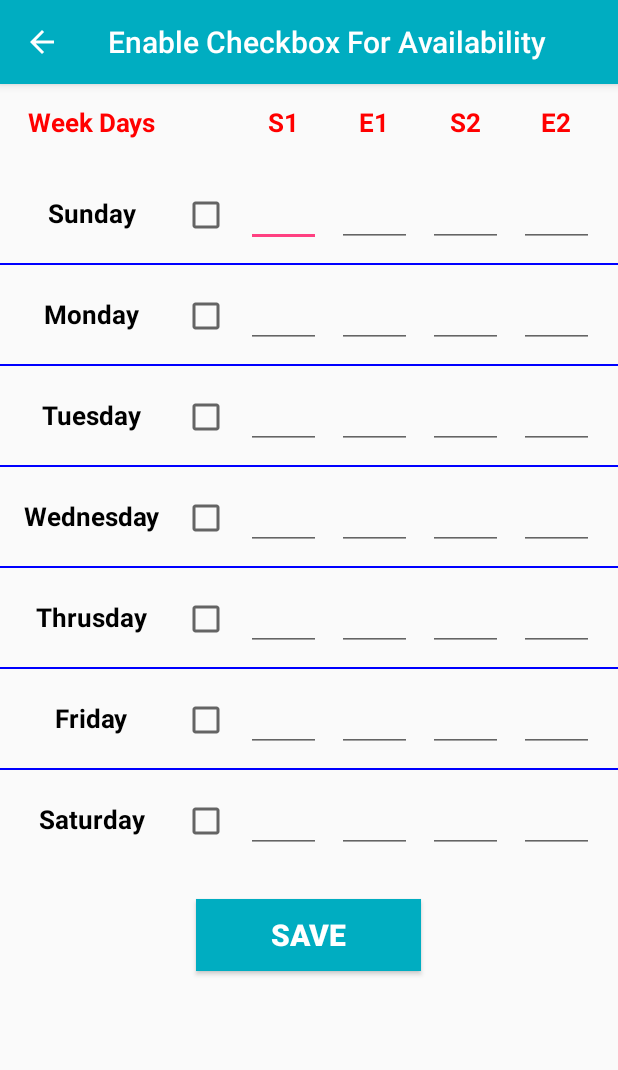
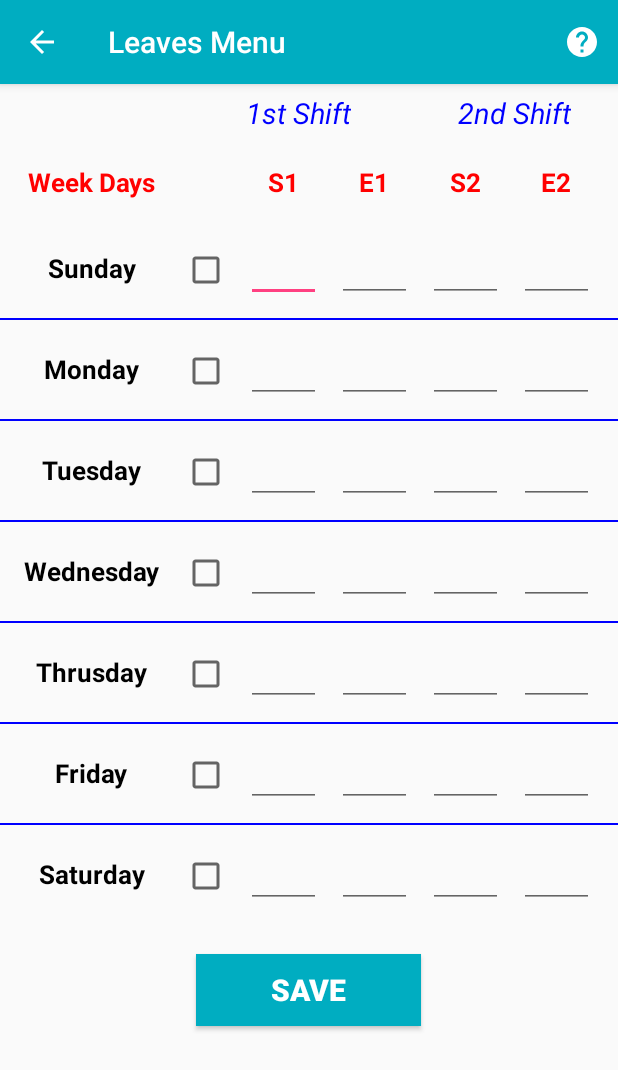
Before and after one commit to Ritika94168/DoctorFinderApp, an Android app: the WeekDaysAvailability screen opened directly, with no data from a screen before it, on a phone screen of 412 x 824 dp. Shown: the top 1070 px of the screen. Run offline under Robolectric (Android 15) with nearby library versions, the phone set to English and light mode, and no system bars; 3 statements that could not run were skipped.

Commit message:
Final Changes ggsskg

```diff
--- a/app/src/main/java/com/anshul/doctorfinder/DoctorPersonalDetails.java
+++ b/app/src/main/java/com/anshul/doctorfinder/DoctorPersonalDetails.java
@@ -377,7 +377,6 @@ public class DoctorPersonalDetails extends AppCompatActivity implements AdapterV
             bmp.compress(Bitmap.CompressFormat.PNG, 0, baos);
             byte[] imageBytes = baos.toByteArray();
             encodedImage = Base64.encodeToString(imageBytes, Base64.DEFAULT);
-
         }
         return encodedImage;
     }
--- a/app/src/main/java/com/anshul/doctorfinder/MyListAdapter.java
+++ b/app/src/main/java/com/anshul/doctorfinder/MyListAdapter.java
@@ -197,13 +197,12 @@ public class MyListAdapter extends BaseAdapter implements Filterable {
         ViewHolder holder;
         LayoutInflater inflater = context.getLayoutInflater();
 
+
         if (convertView == null) {
             convertView = inflater.inflate(R.layout.my_list1, null);
             holder = new ViewHolder();
             holder.image = (ImageView) convertView.findViewById(R.id.doctorImage);
-//            holder.creadteddate = (TextView) convertView.findViewById(R.id.created_date);
             holder.name = (TextView) convertView.findViewById(R.id.doctorName);
-
             holder.Specialization = (TextView) convertView.findViewById(R.id.doctorSpecialization);
             holder.description = (TextView) convertView.findViewById(R.id.doctorDescription);
             holder.address = (TextView) convertView.findViewById(R.id.doctorAddress);
--- a/app/src/main/java/com/anshul/doctorfinder/PatientLoginScreen.java
+++ b/app/src/main/java/com/anshul/doctorfinder/PatientLoginScreen.java
@@ -242,7 +242,7 @@ public class PatientLoginScreen extends AppCompatActivity {
         protected void onPostExecute(String result) {
 
             //this method will be running on UI thread
-
+//Toast.makeText(getApplicationContext(),result,Toast.LENGTH_LONG).show();
             if (dialog.isShowing()) {
                 dialog.dismiss();
             }
--- a/app/src/main/java/com/anshul/doctorfinder/WelcomeActivity.java
+++ b/app/src/main/java/com/anshul/doctorfinder/WelcomeActivity.java
@@ -201,6 +201,7 @@ public class WelcomeActivity extends AppCompatActivity {
         ps2 = sharedpreferences.getString("Username1", "");
         ps3 = sharedpreferences.getString("Password1", "");
         ps4 = sharedpreferences.getString("pid", "");
+      //  Toast.makeText(getApplicationContext(),ps4,Toast.LENGTH_LONG).show();
 
 
 //
--- a/app/src/main/res/layout/activity_week_days_availability.xml
+++ b/app/src/main/res/layout/activity_week_days_availability.xml
@@ -15,11 +15,80 @@
         android:orientation="vertical"
         android:paddingBottom="35dp"
         android:id="@+id/llll">
-
         <LinearLayout
             android:layout_width="match_parent"
             android:layout_height="wrap_content"
-            android:layout_margin="5dp"
+            android:layout_marginLeft="5dp"
+            android:layout_marginRight="5dp"
+            android:layout_marginBottom="1dp"
+            android:orientation="horizontal">
+            <TextView
+                android:layout_width="100dp"
+                android:layout_height="wrap_content"
+                android:textStyle="bold"
+                android:textAlignment="center"
+                android:text="Week Days"
+                android:visibility="invisible"
+                android:textColor="#ff0000"
+                android:textSize="17sp"
+                android:layout_margin="5dp"/>
+
+            <CheckBox
+                android:layout_width="wrap_content"
+                android:layout_height="wrap_content"
+                android:textStyle="bold"
+                android:visibility="invisible"
+                android:layout_margin="5dp"
+                />
+
+            <TextView
+                android:layout_width="wrap_content"
+                android:layout_height="wrap_content"
+                android:textStyle="italic"
+                android:textAlignment="center"
+                android:text="1st Shift"
+                android:textColor="#0000ff"
+                android:textSize="19sp"
+                android:layout_margin="5dp"/>
+
+            <TextView
+                android:layout_width="50dp"
+                android:layout_height="wrap_content"
+                android:textStyle="bold"
+                android:textAlignment="center"
+                android:text=""
+                android:textColor="#ff0000"
+                android:textSize="17sp"
+                android:layout_margin="5dp"/>
+
+            <TextView
+                android:layout_width="wrap_content"
+                android:layout_height="wrap_content"
+                android:textStyle="italic"
+                android:textAlignment="center"
+                android:text="2nd Shift"
+                android:textColor="#0000ff"
+                android:textSize="19sp"
+                android:layout_margin="5dp"/>
+
+            <TextView
+                android:layout_width="50dp"
+                android:layout_height="wrap_content"
+                android:textStyle="bold"
+                android:textAlignment="center"
+                android:text=""
+                android:textColor="#ff0000"
+                android:textSize="17sp"
+                android:layout_margin="5dp"/>
+
+        </LinearLayout>
+        <LinearLayout
+            android:layout_width="match_parent"
+            android:layout_height="wrap_content"
+            android:layout_marginLeft="5dp"
+            android:layout_marginRight="5dp"
+            android:layout_marginTop="1dp"
+            android:layout_marginBottom="2dp"
             android:orientation="horizontal">
             <TextView
                 android:layout_width="100dp"
--- /dev/null
+++ b/app/src/main/res/menu/weekdaysmenu.xml
@@ -0,0 +1,24 @@
+<?xml version="1.0" encoding="utf-8"?>
+<menu xmlns:android="http://schemas.android.com/apk/res/android"
+    xmlns:app="http://schemas.android.com/apk/res-auto">
+
+    <!--<item-->
+    <!--android:id="@+id/action_alarm_on"-->
+    <!--android:orderInCategory="100"-->
+    <!--android:title="Alarm ON"-->
+    <!--app:showAsAction="always" />-->
+    <!--<item-->
+    <!--android:id="@+id/action_alarm_off"-->
+    <!--android:visible="false"-->
+    <!--android:orderInCategory="100"-->
+    <!--android:title="Alarm OFF"-->
+    <!--app:showAsAction="always" />-->
+
+    <item
+        android:id="@+id/weekdays"
+        android:orderInCategory="100"
+        android:icon="@drawable/ic_help_black_24dp"
+        android:title=""
+        app:showAsAction="always" />
+
+</menu>
```
Also changed, not shown: app/src/main/java/com/anshul/doctorfinder/BookAppointmentActivity.java (+18 -0 lines), app/src/main/java/com/anshul/doctorfinder/WeekDaysAvailability.java (+41 -6 lines).
